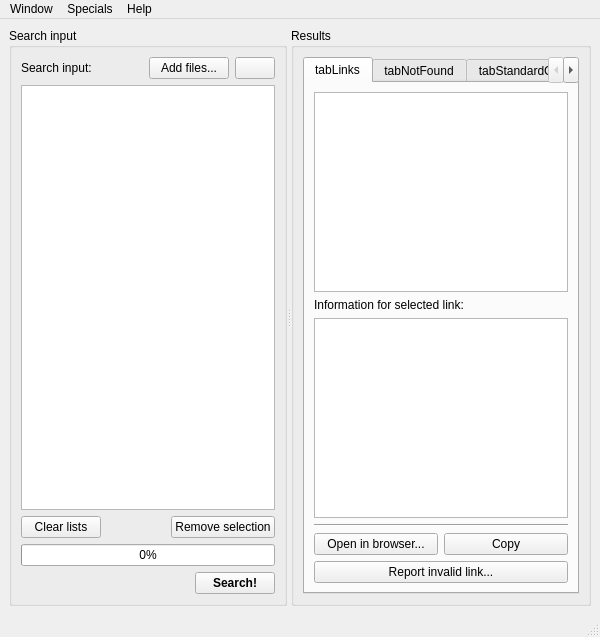
First picture: the form in OTModules/wContentSearch/wcontentsearch.ui, repository pietr26/OMSI-Tools, before the edit.
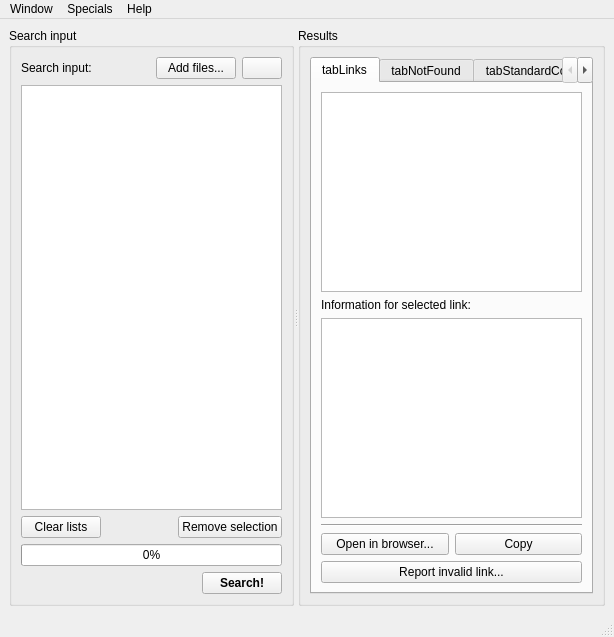
Second picture: the form after the edit. Icons and pictures are not drawn.

Patch:
```diff
--- a/OTModules/wContentSearch/wcontentsearch.ui
+++ b/OTModules/wContentSearch/wcontentsearch.ui
@@ -6,7 +6,7 @@
    <rect>
     <x>0</x>
     <y>0</y>
-    <width>600</width>
+    <width>614</width>
     <height>637</height>
    </rect>
   </property>
@@ -345,8 +345,8 @@
     <rect>
      <x>0</x>
      <y>0</y>
-     <width>600</width>
-     <height>21</height>
+     <width>614</width>
+     <height>25</height>
     </rect>
    </property>
    <widget class="QMenu" name="menuSearch">
```
Left out of the diff: 12 changed lines with no effect on the pictures.
